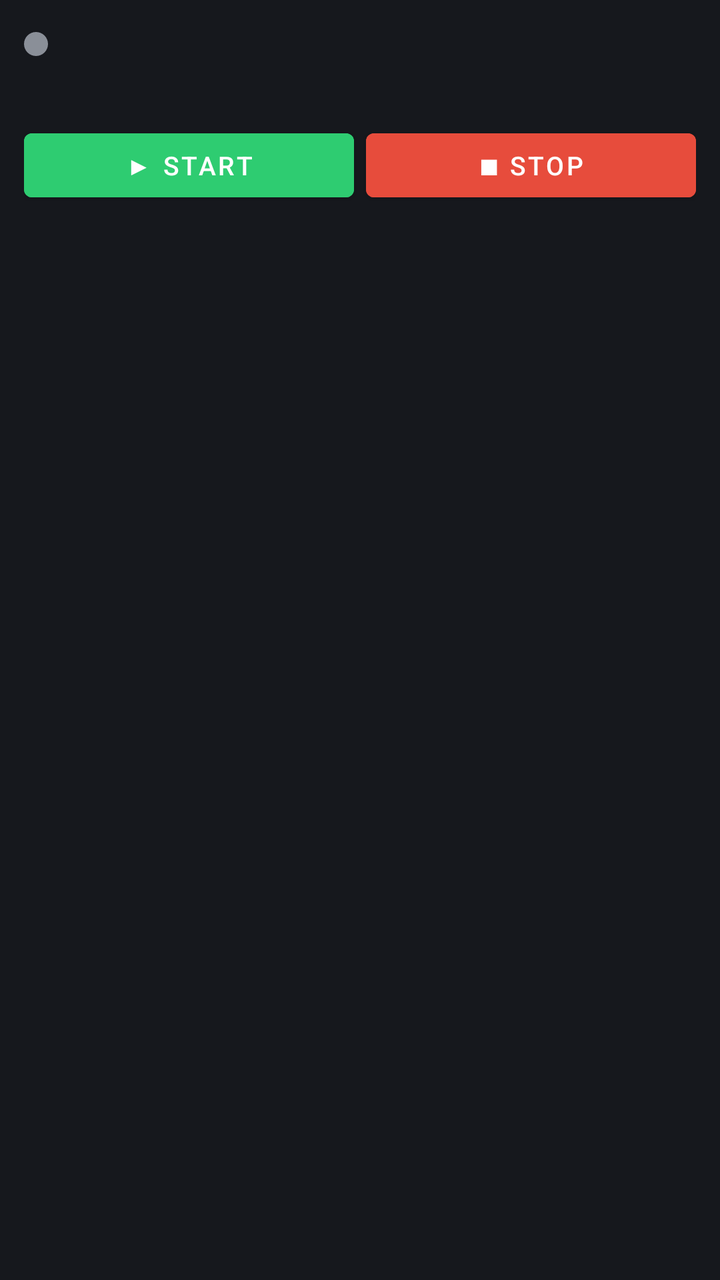
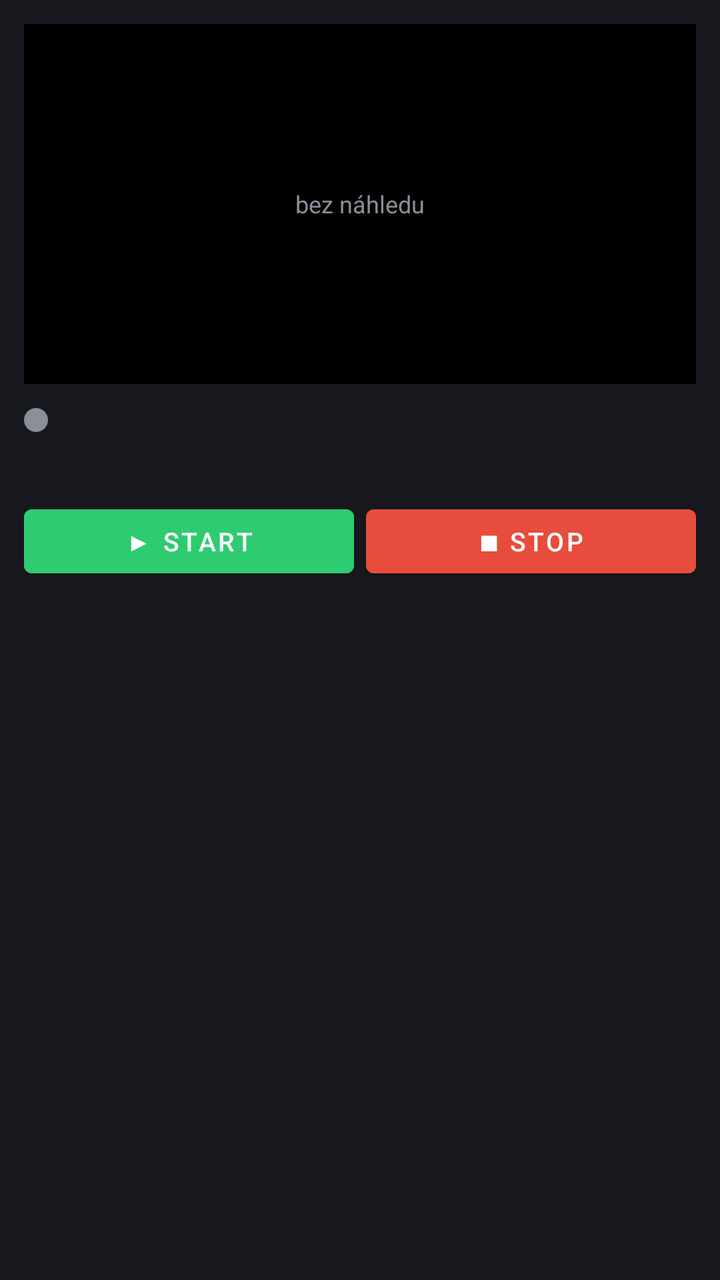

Compare the two renders of this Android layout. The source of the first and the diff that turns it into the second are given below.
<!-- AndroidManifest.xml: application theme Theme.Multicam -->
<!-- res/layout/item_camera.xml -->
<?xml version="1.0" encoding="utf-8"?>
<LinearLayout xmlns:android="http://schemas.android.com/apk/res/android"
    android:layout_width="match_parent"
    android:layout_height="wrap_content"
    android:orientation="vertical"
    android:background="#16181D"
    android:padding="12dp"
    android:layout_marginBottom="8dp">

    <LinearLayout
        android:layout_width="match_parent"
        android:layout_height="wrap_content"
        android:orientation="horizontal"
        android:gravity="center_vertical">

        <View
            android:id="@+id/recDot"
            android:layout_width="12dp"
            android:layout_height="12dp"
            android:layout_marginEnd="8dp"
            android:background="@drawable/dot_gray" />

        <TextView
            android:id="@+id/camName"
            android:layout_width="0dp"
            android:layout_height="wrap_content"
            android:layout_weight="1"
            android:textColor="#E8E8EA"
            android:textStyle="bold"
            android:textSize="15sp" />

        <TextView
            android:id="@+id/camAddress"
            android:layout_width="wrap_content"
            android:layout_height="wrap_content"
            android:textColor="#8A8F98"
            android:textSize="11sp" />
    </LinearLayout>

    <TextView
        android:id="@+id/camStats"
        android:layout_width="match_parent"
        android:layout_height="wrap_content"
        android:textColor="#8A8F98"
        android:textSize="12sp"
        android:layout_marginTop="4dp" />

    <LinearLayout
        android:layout_width="match_parent"
        android:layout_height="wrap_content"
        android:orientation="horizontal"
        android:layout_marginTop="8dp">

        <Button
            android:id="@+id/camStartButton"
            android:layout_width="0dp"
            android:layout_height="44dp"
            android:layout_weight="1"
            android:layout_marginEnd="6dp"
            android:backgroundTint="#2ECC71"
            android:textSize="13sp"
            android:text="▶ Start" />

        <Button
            android:id="@+id/camStopButton"
            android:layout_width="0dp"
            android:layout_height="44dp"
            android:layout_weight="1"
            android:backgroundTint="#E74C3C"
            android:textSize="13sp"
            android:text="■ Stop" />
    </LinearLayout>
</LinearLayout>
<!-- resources referenced by this layout -->
<resources>
  <!-- drawable dot_gray (drawable) -->
  <?xml version="1.0" encoding="utf-8"?>
  <shape xmlns:android="http://schemas.android.com/apk/res/android" android:shape="oval">
      <solid android:color="#8A8F98" />
  </shape>
  <style name="Theme.Multicam" parent="Theme.MaterialComponents.DayNight.NoActionBar">
          <item name="android:windowBackground">@android:color/black</item>
          <item name="colorPrimary">#3B82F6</item>
          <item name="colorPrimaryDark">#000000</item>
      </style>
</resources>

<!-- the commit's change to res/layout/item_camera.xml (unified diff, before → after) -->
@@ -7,11 +7,36 @@
     android:padding="12dp"
     android:layout_marginBottom="8dp">
 
+    <FrameLayout
+        android:layout_width="match_parent"
+        android:layout_height="180dp"
+        android:background="#000000">
+
+        <ImageView
+            android:id="@+id/camPreview"
+            android:layout_width="match_parent"
+            android:layout_height="180dp"
+            android:scaleType="centerCrop"
+            android:contentDescription="náhled kamery" />
+
+        
+        <TextView
+            android:id="@+id/camPreviewFallback"
+            android:layout_width="match_parent"
+            android:layout_height="180dp"
+            android:gravity="center"
+            android:textColor="#8A8F98"
+            android:textSize="12sp"
+            android:background="#000000"
+            android:text="bez náhledu" />
+    </FrameLayout>
+
     <LinearLayout
         android:layout_width="match_parent"
         android:layout_height="wrap_content"
         android:orientation="horizontal"
-        android:gravity="center_vertical">
+        android:gravity="center_vertical"
+        android:layout_marginTop="8dp">
 
         <View
             android:id="@+id/recDot"
